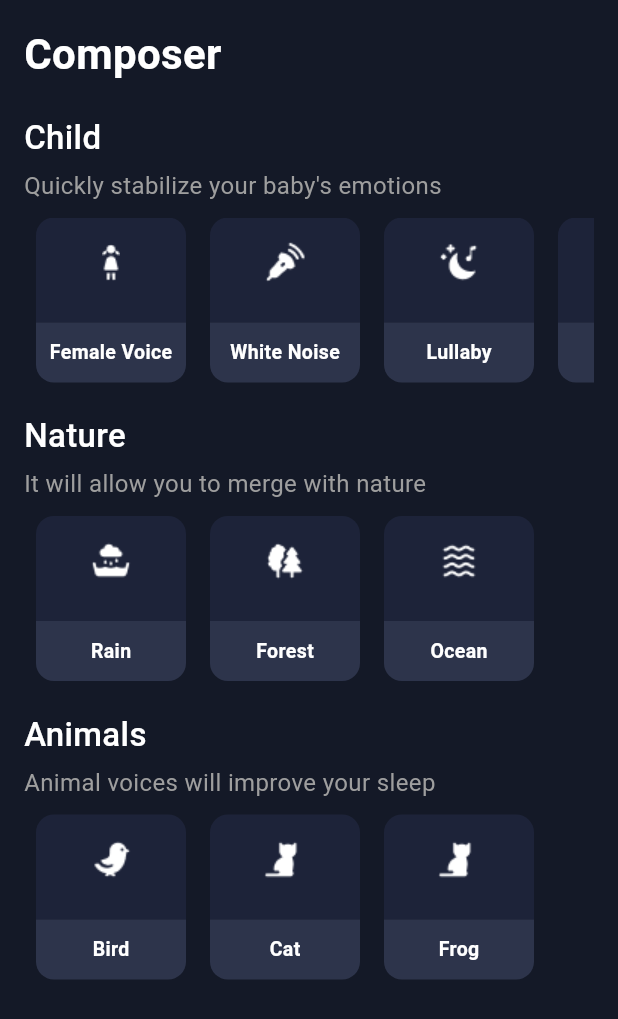
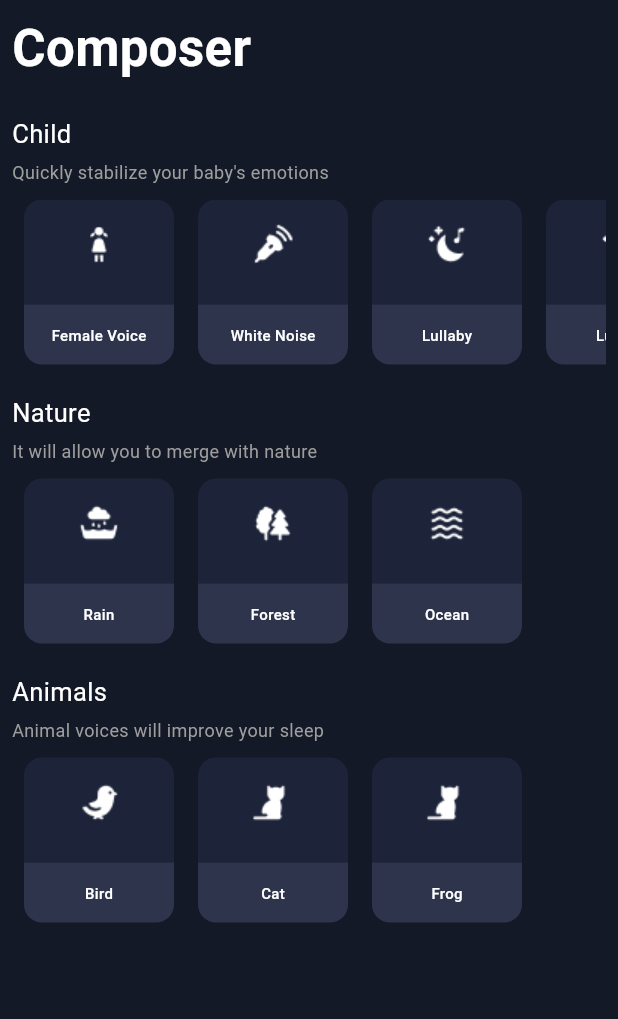
Before and after one commit to nikshaynaveen/sleep_soundss, a Flutter app: the Composer screen opened directly, on a phone screen of 412 x 824 dp. Shown: the top 1019 px of the screen. Run offline on Flutter 3.47's test engine with Material 3 defaults, Android fonts, the light colour scheme and no system bars; our stand-ins replace flutter_svg, just_audio; Roboto replaces fonts that are missing (SF); statements that could not run were skipped.

Commit message:
ui change after merge

```diff
--- a/lib/screens/feature/composer/view/composer.dart
+++ b/lib/screens/feature/composer/view/composer.dart
@@ -13,7 +13,7 @@ class Composer extends StatelessWidget {
       body: SafeArea(
         child: SingleChildScrollView(
           child: Padding(
-            padding: const EdgeInsets.all(16.0),
+            padding: const EdgeInsets.all(8.0),
             child: Column(
               crossAxisAlignment: CrossAxisAlignment.start,
               children: [
@@ -22,8 +22,8 @@ class Composer extends StatelessWidget {
                   "Composer",
                   style: TextStyle(
                     color: Colors.white,
-                    fontSize: 28,
-                    fontWeight: FontWeight.bold,
+                    fontSize: 34,
+                    fontWeight: FontWeight.w700,
                     fontFamily: 'SF',
                   ),
                 ),
@@ -116,8 +116,8 @@ class SectionWidget extends StatelessWidget {
             title,
             style: const TextStyle(
               color: Colors.white,
-              fontSize: 22,
-              fontWeight: FontWeight.w500,
+              fontSize: 17,
+              fontWeight: FontWeight.w400,
               fontFamily: 'SF',
             ),
           ),
@@ -128,7 +128,8 @@ class SectionWidget extends StatelessWidget {
             subtitle,
             style: const TextStyle(
               color: Colors.grey,
-              fontSize: 16,
+              fontSize: 12,
+              fontWeight: FontWeight.w400,
               fontFamily: 'SF',
             ),
           ),
@@ -191,8 +192,8 @@ class SectionWidget extends StatelessWidget {
                                   button.label,
                                   style: const TextStyle(
                                     color: Colors.white,
-                                    fontSize: 13,
-                                    fontWeight: FontWeight.w600,
+                                    fontSize: 10,
+                                    fontWeight: FontWeight.w500,
                                   ),
                                 ),
                               ),
--- a/lib/screens/feature/composer/widgets/button.dart
+++ b/lib/screens/feature/composer/widgets/button.dart
@@ -1,7 +1,7 @@
 import 'package:flutter/foundation.dart';
 
 class ButtonState with ChangeNotifier {
-  Map<String, List<bool>> _sectionStates = {};
+  final Map<String, List<bool>> _sectionStates = {};
 
   // Getter for section states
   Map<String, List<bool>> get sectionStates => _sectionStates;
```
